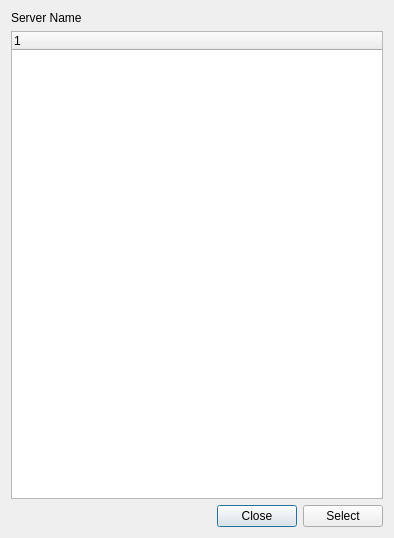
This is ui/AddJobsFromServer.ui in germaniumhq/felix as Qt 5 draws it before an edit. The edited form follows.
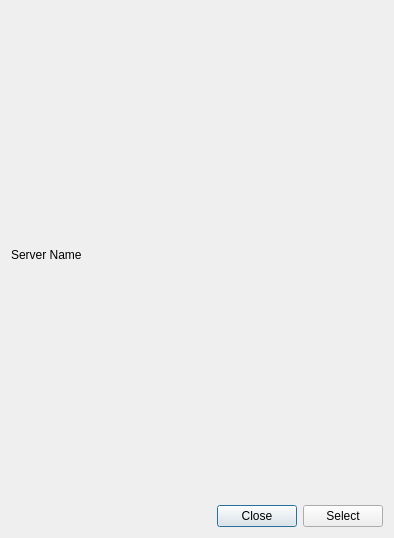
This is the edited form.

```diff
--- a/ui/AddJobsFromServer.ui
+++ b/ui/AddJobsFromServer.ui
@@ -22,13 +22,7 @@
     </widget>
    </item>
    <item>
-    <widget class="QTreeWidget" name="treeWidget">
-     <column>
-      <property name="text">
-       <string notr="true">1</string>
-      </property>
-     </column>
-    </widget>
+    <layout class="QVBoxLayout" name="content_holder"/>
    </item>
    <item>
     <layout class="QHBoxLayout" name="horizontalLayout">
```
Left out of the diff: 3 changed lines with no effect on the pictures.
